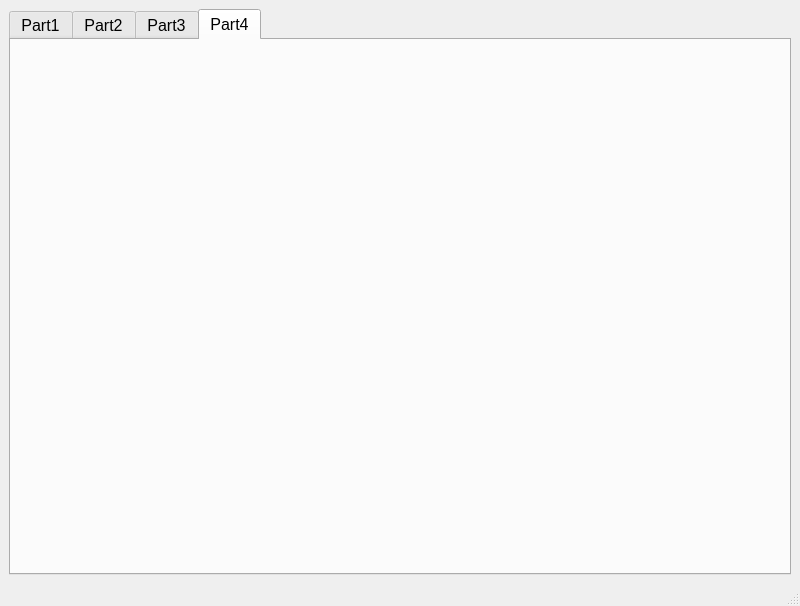
Old version of the form HW/HW04/UI.ui in the repository rayhuangg/111-1_DigitalImageProcessing.
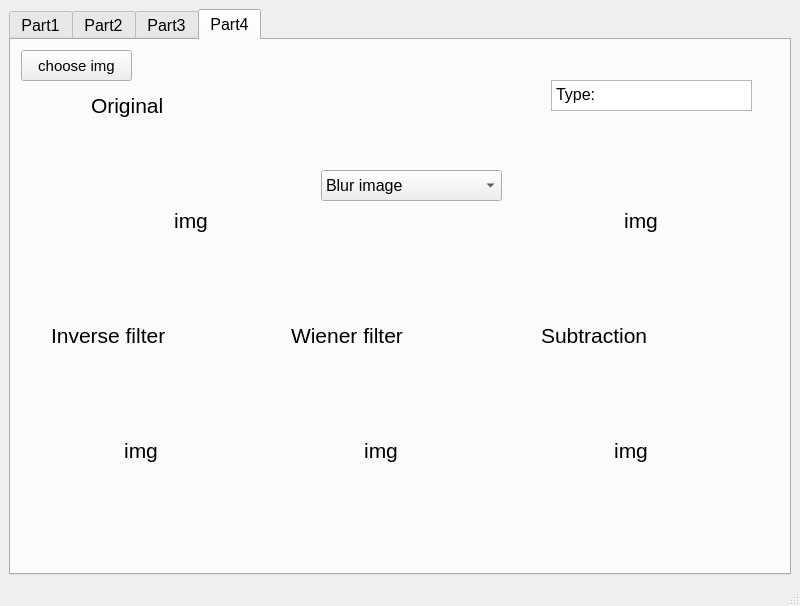
New version of the form. The open tabs and pages were chosen to show the change.

```diff
--- a/HW/HW04/UI.ui
+++ b/HW/HW04/UI.ui
@@ -15,7 +15,7 @@
   </property>
   <widget class="QWidget" name="centralwidget">
    <layout class="QGridLayout" name="gridLayout">
-    <item row="0" column="0">
+    <item row="0" column="1">
      <widget class="QTabWidget" name="tabWidget">
       <property name="font">
        <font>
@@ -739,6 +739,254 @@
        <attribute name="title">
         <string>Part4</string>
        </attribute>
+       <widget class="QLabel" name="label_img_8">
+        <property name="geometry">
+         <rect>
+          <x>90</x>
+          <y>90</y>
+          <width>180</width>
+          <height>180</height>
+         </rect>
+        </property>
+        <property name="font">
+         <font>
+          <pointsize>16</pointsize>
+         </font>
+        </property>
+        <property name="text">
+         <string>img</string>
+        </property>
+        <property name="alignment">
+         <set>Qt::AlignCenter</set>
+        </property>
+       </widget>
+       <widget class="QLabel" name="label_threshold_13">
+        <property name="geometry">
+         <rect>
+          <x>80</x>
+          <y>40</y>
+          <width>101</width>
+          <height>51</height>
+         </rect>
+        </property>
+        <property name="font">
+         <font>
+          <family>Arial</family>
+          <pointsize>16</pointsize>
+         </font>
+        </property>
+        <property name="text">
+         <string>Original</string>
+        </property>
+        <property name="textFormat">
+         <enum>Qt::MarkdownText</enum>
+        </property>
+       </widget>
+       <widget class="QLabel" name="label_threshold_16">
+        <property name="geometry">
+         <rect>
+          <x>280</x>
+          <y>270</y>
+          <width>141</width>
+          <height>51</height>
+         </rect>
+        </property>
+        <property name="font">
+         <font>
+          <family>Arial</family>
+          <pointsize>16</pointsize>
+         </font>
+        </property>
+        <property name="text">
+         <string>Wiener filter</string>
+        </property>
+        <property name="textFormat">
+         <enum>Qt::MarkdownText</enum>
+        </property>
+       </widget>
+       <widget class="QLabel" name="label_threshold_17">
+        <property name="geometry">
+         <rect>
+          <x>40</x>
+          <y>270</y>
+          <width>131</width>
+          <height>51</height>
+         </rect>
+        </property>
+        <property name="font">
+         <font>
+          <family>Arial</family>
+          <pointsize>16</pointsize>
+         </font>
+        </property>
+        <property name="text">
+         <string>Inverse filter</string>
+        </property>
+        <property name="textFormat">
+         <enum>Qt::MarkdownText</enum>
+        </property>
+       </widget>
+       <widget class="QLabel" name="label_threshold_18">
+        <property name="geometry">
+         <rect>
+          <x>530</x>
+          <y>270</y>
+          <width>221</width>
+          <height>51</height>
+         </rect>
+        </property>
+        <property name="font">
+         <font>
+          <family>Arial</family>
+          <pointsize>16</pointsize>
+         </font>
+        </property>
+        <property name="text">
+         <string>Subtraction</string>
+        </property>
+        <property name="textFormat">
+         <enum>Qt::MarkdownText</enum>
+        </property>
+       </widget>
+       <widget class="QComboBox" name="comboBox_blur">
+        <property name="geometry">
+         <rect>
+          <x>310</x>
+          <y>130</y>
+          <width>181</width>
+          <height>31</height>
+         </rect>
+        </property>
+        <item>
+         <property name="text">
+          <string>Blur image</string>
+         </property>
+        </item>
+        <item>
+         <property name="text">
+          <string>Blur image (with noise)</string>
+         </property>
+        </item>
+       </widget>
+       <widget class="QTextEdit" name="textEdit__blur_type">
+        <property name="geometry">
+         <rect>
+          <x>540</x>
+          <y>40</y>
+          <width>201</width>
+          <height>31</height>
+         </rect>
+        </property>
+        <property name="html">
+         <string>&lt;!DOCTYPE HTML PUBLIC &quot;-//W3C//DTD HTML 4.0//EN&quot; &quot;http://www.w3.org/TR/REC-html40/strict.dtd&quot;&gt;
+&lt;html&gt;&lt;head&gt;&lt;meta name=&quot;qrichtext&quot; content=&quot;1&quot; /&gt;&lt;style type=&quot;text/css&quot;&gt;
+p, li { white-space: pre-wrap; }
+&lt;/style&gt;&lt;/head&gt;&lt;body style=&quot; font-family:'PMingLiU'; font-size:12pt; font-weight:400; font-style:normal;&quot;&gt;
+&lt;p style=&quot; margin-top:0px; margin-bottom:0px; margin-left:0px; margin-right:0px; -qt-block-indent:0; text-indent:0px;&quot;&gt;Type: &lt;/p&gt;&lt;/body&gt;&lt;/html&gt;</string>
+        </property>
+       </widget>
+       <widget class="QPushButton" name="button_file_4">
+        <property name="geometry">
+         <rect>
+          <x>10</x>
+          <y>10</y>
+          <width>111</width>
+          <height>31</height>
+         </rect>
+        </property>
+        <property name="font">
+         <font>
+          <pointsize>11</pointsize>
+         </font>
+        </property>
+        <property name="text">
+         <string>choose img</string>
+        </property>
+       </widget>
+       <widget class="QLabel" name="label_img_9">
+        <property name="geometry">
+         <rect>
+          <x>540</x>
+          <y>90</y>
+          <width>180</width>
+          <height>180</height>
+         </rect>
+        </property>
+        <property name="font">
+         <font>
+          <pointsize>16</pointsize>
+         </font>
+        </property>
+        <property name="text">
+         <string>img</string>
+        </property>
+        <property name="alignment">
+         <set>Qt::AlignCenter</set>
+        </property>
+       </widget>
+       <widget class="QLabel" name="label_img_11">
+        <property name="geometry">
+         <rect>
+          <x>280</x>
+          <y>320</y>
+          <width>180</width>
+          <height>180</height>
+         </rect>
+        </property>
+        <property name="font">
+         <font>
+          <pointsize>16</pointsize>
+         </font>
+        </property>
+        <property name="text">
+         <string>img</string>
+        </property>
+        <property name="alignment">
+         <set>Qt::AlignCenter</set>
+        </property>
+       </widget>
+       <widget class="QLabel" name="label_img_12">
+        <property name="geometry">
+         <rect>
+          <x>530</x>
+          <y>320</y>
+          <width>180</width>
+          <height>180</height>
+         </rect>
+        </property>
+        <property name="font">
+         <font>
+          <pointsize>16</pointsize>
+         </font>
+        </property>
+        <property name="text">
+         <string>img</string>
+        </property>
+        <property name="alignment">
+         <set>Qt::AlignCenter</set>
+        </property>
+       </widget>
+       <widget class="QLabel" name="label_img_10">
+        <property name="geometry">
+         <rect>
+          <x>40</x>
+          <y>320</y>
+          <width>180</width>
+          <height>180</height>
+         </rect>
+        </property>
+        <property name="font">
+         <font>
+          <pointsize>16</pointsize>
+         </font>
+        </property>
+        <property name="text">
+         <string>img</string>
+        </property>
+        <property name="alignment">
+         <set>Qt::AlignCenter</set>
+        </property>
+       </widget>
       </widget>
      </widget>
     </item>
```
Left out of the diff: 238 changed lines with no effect on the pictures.
